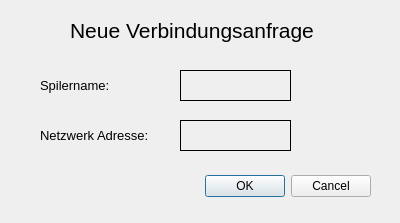
Old version of the form gui/addremoteplayer.ui in the repository pfriesch/qtMauMau.
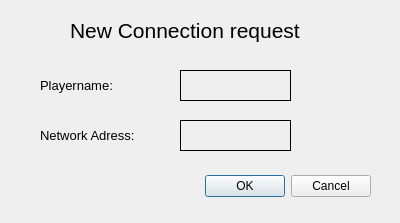
New version of the form.

Diff of the .ui file:
```diff
--- a/gui/addremoteplayer.ui
+++ b/gui/addremoteplayer.ui
@@ -53,7 +53,7 @@
     <number>1</number>
    </property>
    <property name="text">
-    <string>Neue Verbindungsanfrage</string>
+    <string>New Connection request</string>
    </property>
   </widget>
   <widget class="QLabel" name="plynamelbl">
@@ -71,7 +71,7 @@
     </font>
    </property>
    <property name="text">
-    <string>Spilername:</string>
+    <string>Playername:</string>
    </property>
   </widget>
   <widget class="QLabel" name="netadrlbl">
@@ -89,7 +89,7 @@
     </font>
    </property>
    <property name="text">
-    <string>Netzwerk Adresse:</string>
+    <string>Network Adress:</string>
    </property>
   </widget>
   <widget class="QLabel" name="playername">
```
